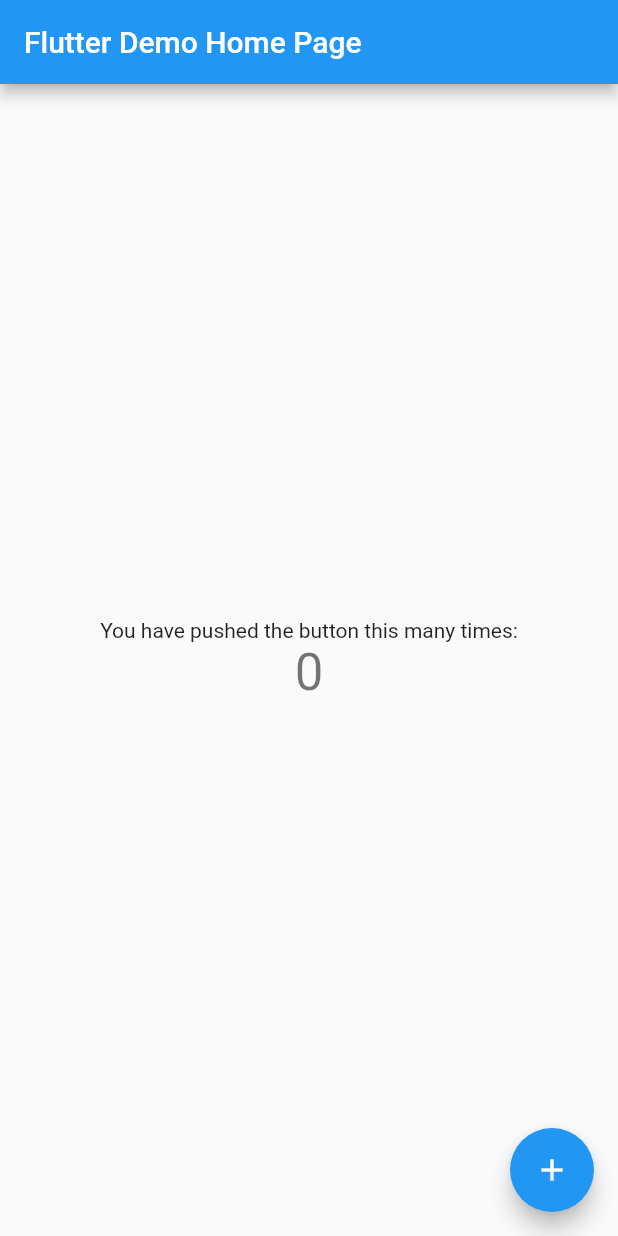
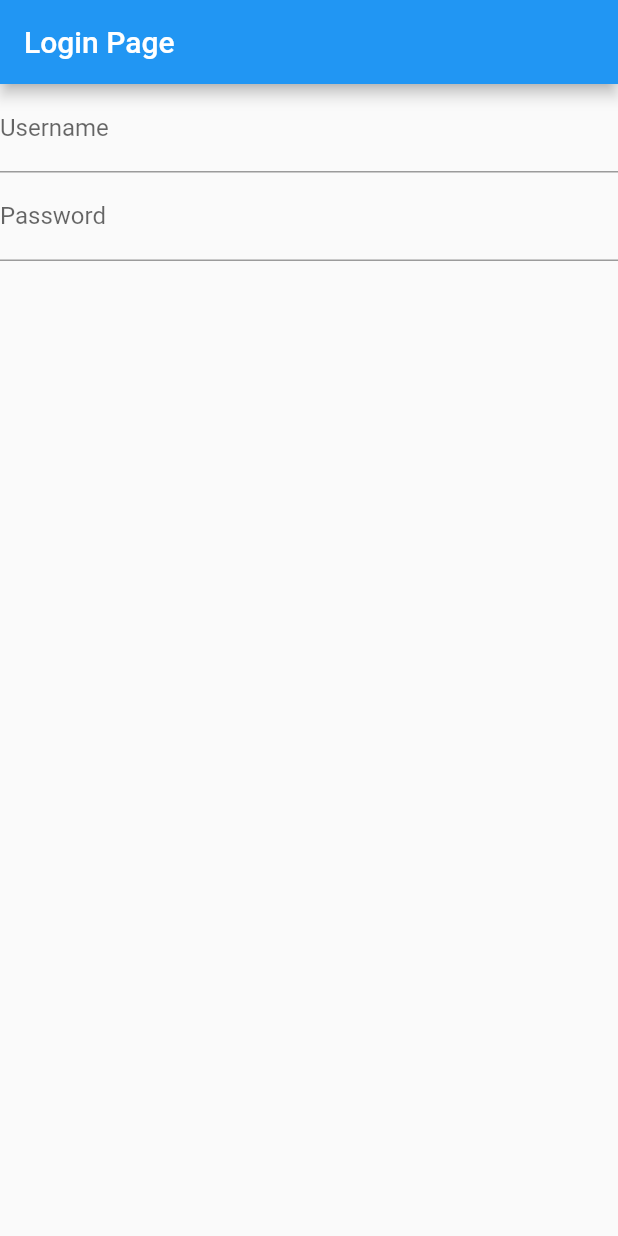
Before and after one commit to Panu-k/sportTracker, a Flutter app: the screen it shows after launch, on a phone screen of 412 x 824 dp. Run offline on Flutter 3.47's test engine with Material 2 defaults, Android fonts, the phone set to English and light mode, and no system bars.

Commit message:
Login page

```diff
--- /dev/null
+++ b/sport_tracker/lib/login_page.dart
@@ -0,0 +1,37 @@
+import 'package:flutter/material.dart';
+
+// ignore: use_key_in_widget_constructors
+class Loginpage extends StatelessWidget {
+  final formKey = GlobalKey<FormState>();
+  final _usernameController = TextEditingController();
+  final _passwordController = TextEditingController();
+
+  @override
+  Widget build(BuildContext context) {
+    return Scaffold(
+        appBar: AppBar(
+          title: const Text("Login Page"),
+        ),
+        body: SingleChildScrollView(
+          child: Form(
+              key: formKey,
+              child: Column(
+                children: <Widget>[
+                  TextFormField(
+                    controller: _usernameController,
+                    keyboardType: TextInputType.emailAddress,
+                    decoration: const InputDecoration(
+                        hintText: "Enter Username", labelText: "Username"),
+                  ),
+                  TextFormField(
+                    controller: _passwordController,
+                    keyboardType: TextInputType.text,
+                    obscureText: true,
+                    decoration: const InputDecoration(
+                        hintText: "Enter Password", labelText: "Password"),
+                  )
+                ],
+              )),
+        ));
+  }
+}
--- a/sport_tracker/lib/main.dart
+++ b/sport_tracker/lib/main.dart
@@ -1,4 +1,5 @@
 import 'package:flutter/material.dart';
+import 'package:sport_tracker/login_page.dart';
 
 void main() {
   runApp(const MyApp());
@@ -24,7 +25,7 @@
         // is not restarted.
         primarySwatch: Colors.blue,
       ),
-      home: const MyHomePage(title: 'Flutter Demo Home Page'),
+      home: Loginpage(),
     );
   }
 }
```
